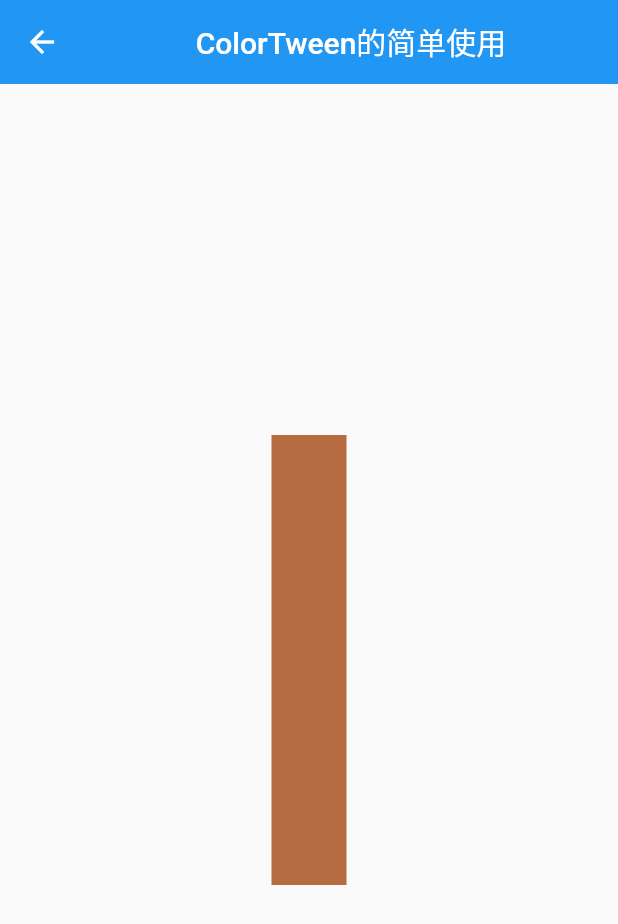
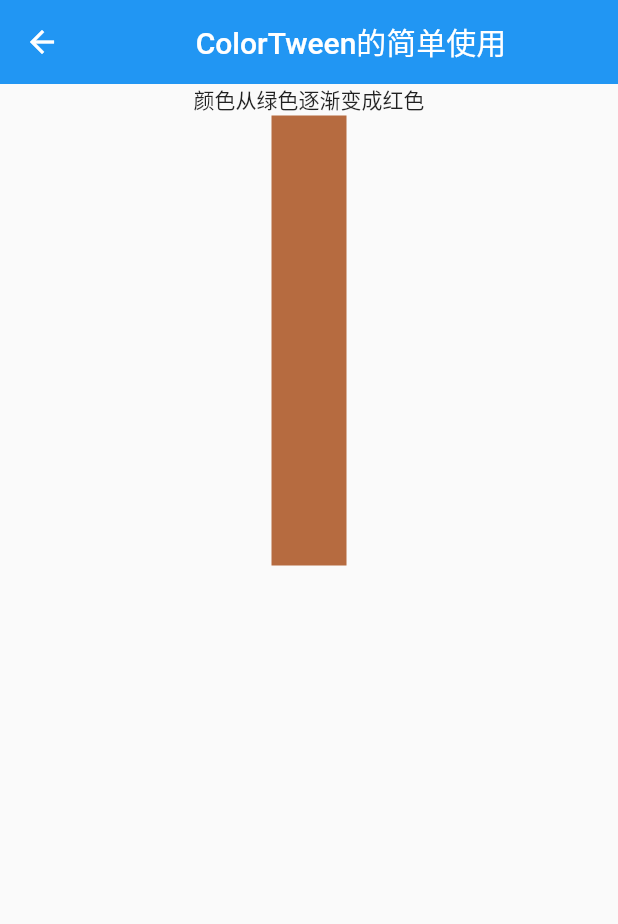
Before and after one commit to guoyanqiu/pesto, a Flutter app: the TweenColorDemo screen opened directly, on a phone screen of 412 x 824 dp. Shown: the top 924 px of the screen. Run offline on Flutter 3.47's test engine with Material 2 defaults, Android fonts, the phone set to English and light mode, and no system bars.

Commit message:
ColorTween添加字体说明

```diff
--- a/lib/TweenColorDemo.dart
+++ b/lib/TweenColorDemo.dart
@@ -31,10 +31,15 @@ class _ScaleImageState extends State<TweenColorDemo>  with SingleTickerProviderS
           elevation: 0.0,
         ),
         body:  Center(
-            child: Container(
-              color: animation.value,
-              width: 50.0,
-              height: 300,
+            child:Column(
+              children: <Widget>[
+                Text("颜色从绿色逐渐变成红色"),
+                Container(
+                  color: animation.value,
+                  width: 50.0,
+                  height: 300,
+                )
+              ],
             )
         )
       );
```
